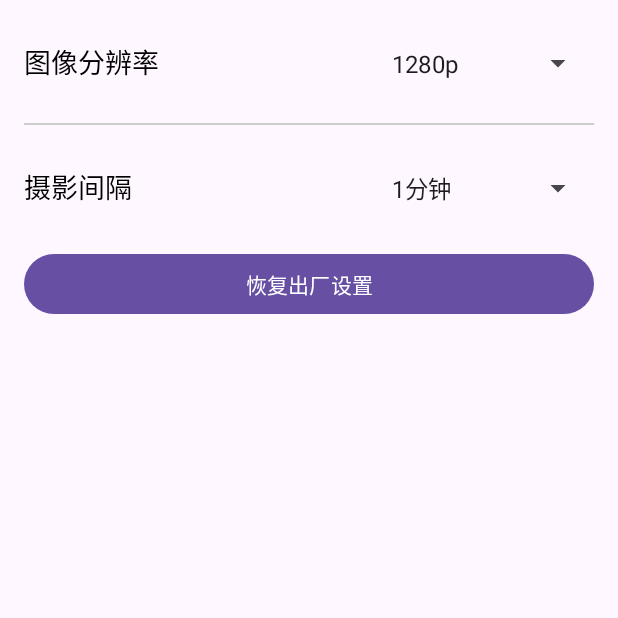
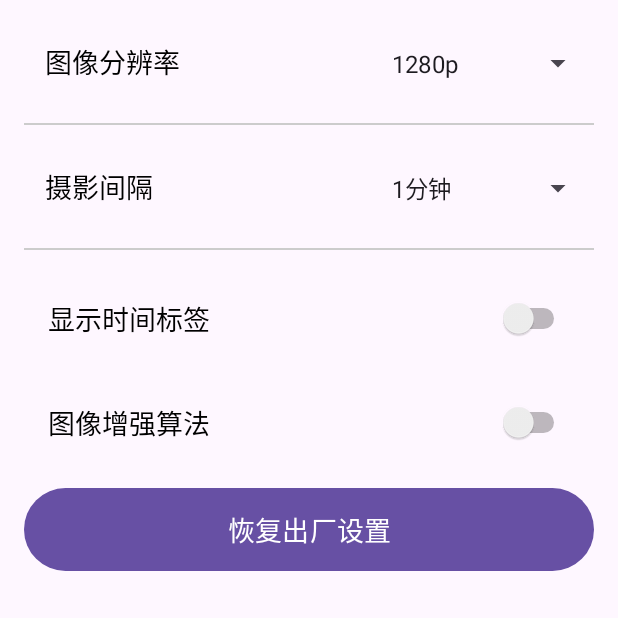
Before and after one commit to songy0424/Driving-Recorder, an Android app: the fragment SettingsFragment placed in its activity, on a phone screen of 412 x 824 dp, the top half of it. Run offline under Robolectric (Android 15) with nearby library versions, the phone set to English and light mode, and no system bars; libraries missing offline, so code that uses them is left out: jcifs.smb; 6 statements that could not run were skipped.

Commit message:
[code][app.setting]给app添加开启时间标签按键和开启图像增强算法按键

```diff
--- a/MyVideoApp/app/src/main/java/com/example/myvideoapp/SettingsFragment.java
+++ b/MyVideoApp/app/src/main/java/com/example/myvideoapp/SettingsFragment.java
@@ -9,6 +9,7 @@ import android.widget.AdapterView;
 import android.widget.ArrayAdapter;
 import android.widget.Button;
 import android.widget.Spinner;
+import android.widget.Switch;
 import android.widget.Toast;
 
 import androidx.annotation.NonNull;
@@ -22,14 +23,19 @@ public class SettingsFragment extends Fragment {
     private boolean isInitialized = false;
     private AdapterView.OnItemSelectedListener resolutionListener;
     private AdapterView.OnItemSelectedListener intervalListener;
+    private Switch switchTimestamp;
+    private Switch switchEnhancement;
 
     @Override
     public View onCreateView(LayoutInflater inflater, ViewGroup container, Bundle savedInstanceState) {
         View view = inflater.inflate(R.layout.fragment_settings, container, false);
 
         mainFragment = (MainFragment) requireActivity().getSupportFragmentManager().findFragmentByTag(MainFragment.class.getName());
+        switchTimestamp = view.findViewById(R.id.switchTimestamp);
+        switchEnhancement = view.findViewById(R.id.switchEnhancement);
         setupResolutionSpinner(view);
         setupIntervalSpinner(view);
+        setupSwitches();
         loadConfigAndSetSpinner(view);
         setupResetButton(view);
         isInitialized = true;
@@ -87,16 +93,36 @@ public class SettingsFragment extends Fragment {
         };
         spinner.setOnItemSelectedListener(intervalListener);
     }
+    private void setupSwitches() {
+        // 时间标签开关监听
+        switchTimestamp.setOnCheckedChangeListener((buttonView, isChecked) -> {
+            if (isInitialized && mainFragment != null) {
+                String command = "timestamp:" + (isChecked ? "on" : "off");
+                mainFragment.sendCommandToQt(command);
+            }
+        });
 
+        // 图像增强算法开关监听
+        switchEnhancement.setOnCheckedChangeListener((buttonView, isChecked) -> {
+            if (isInitialized && mainFragment != null) {
+                String command = "enhancement:" + (isChecked ? "on" : "off");
+                mainFragment.sendCommandToQt(command);
+            }
+        });
+    }
     private void loadConfigAndSetSpinner(View view) {
         new Thread(() -> {
             JSONObject config = SMBConfigReader.loadConfig(requireContext());
             try {
                 int resolutionIndex = config.getInt("resolution/index");
                 int interval = config.getInt("capture/interval");
+                boolean showTimestamp = config.getBoolean("display/showTimeStamp");
+                boolean useEnhancement = config.getBoolean("image/enhancement");
 
                 requireActivity().runOnUiThread(() -> {
                     setSpinnerSelection(resolutionIndex, interval, view);
+                    switchTimestamp.setChecked(showTimestamp);
+                    switchEnhancement.setChecked(useEnhancement);
                 });
             } catch (JSONException e) {
                 e.printStackTrace();
@@ -142,11 +168,11 @@ public class SettingsFragment extends Fragment {
                             // 发送恢复出厂设置命令
                             String command = "reset:factory";
                             mainFragment.sendCommandToQt(command);
-
-                            // 设置分辨率为 1280p
+                            // 重置所有控件
                             setSpinnerResolutionTo1280p(view);
-                            // 设置摄影间隔为 1 分钟
                             setSpinnerIntervalTo1Minute(view);
+                            switchTimestamp.setChecked(true); // 默认开启时间标签
+                            switchEnhancement.setChecked(false); // 默认关闭图像增强
                         }
                     })
                     .setNegativeButton("取消", null)
--- a/MyVideoApp/app/src/main/res/layout/fragment_settings.xml
+++ b/MyVideoApp/app/src/main/res/layout/fragment_settings.xml
@@ -20,7 +20,7 @@
             android:layout_height="50dp"
             android:layout_weight="5"
             android:gravity="center_vertical"
-            android:text="图像分辨率"
+            android:text="   图像分辨率"
             android:textColor="#000"
             android:textSize="18sp" />
 
@@ -35,7 +35,7 @@
     </LinearLayout>
 
     <View
-        android:id="@+id/divider2"
+        android:id="@+id/divider1"
         android:layout_width="match_parent"
         android:layout_height="1dp"
         android:layout_marginTop="16dp"
@@ -53,7 +53,7 @@
         android:orientation="horizontal"
         app:layout_constraintEnd_toEndOf="parent"
         app:layout_constraintStart_toStartOf="parent"
-        app:layout_constraintTop_toBottomOf="@id/divider2">
+        app:layout_constraintTop_toBottomOf="@id/divider1">
 
         <!-- 设置名称 -->
         <TextView
@@ -61,7 +61,7 @@
             android:layout_height="50dp"
             android:layout_weight="5"
             android:gravity="center_vertical"
-            android:text="摄影间隔"
+            android:text="   摄影间隔"
             android:textColor="#000"
             android:textSize="18sp" />
 
@@ -75,13 +75,80 @@
             android:entries="@array/photo_interval_options" />
     </LinearLayout>
 
+    <View
+        android:id="@+id/divider2"
+        android:layout_width="match_parent"
+        android:layout_height="1dp"
+        android:layout_marginTop="16dp"
+        android:layout_marginBottom="0dp"
+        android:background="#ccc"
+        app:layout_constraintEnd_toEndOf="parent"
+        app:layout_constraintStart_toStartOf="parent"
+        app:layout_constraintTop_toBottomOf="@id/setting2Layout" />
+    <!-- 第二组设置项：摄影间隔 -->
+
+    <FrameLayout
+        android:id="@+id/setting3Layout"
+        android:layout_width="match_parent"
+        android:layout_height="wrap_content"
+        android:orientation="horizontal"
+        android:layout_marginTop="16dp"
+        android:padding="16dp"
+        app:layout_constraintEnd_toEndOf="parent"
+        app:layout_constraintStart_toStartOf="parent"
+        app:layout_constraintTop_toBottomOf="@id/divider2">
+
+        <TextView
+            android:layout_width="wrap_content"
+            android:layout_height="wrap_content"
+            android:gravity="center_vertical"
+            android:text="显示时间标签"
+            android:textColor="#000"
+            android:textSize="18sp" />
+
+        <Switch
+            android:id="@+id/switchTimestamp"
+            android:layout_width="wrap_content"
+            android:layout_height="wrap_content"
+            android:layout_gravity="right|center_vertical"
+            android:layout_marginStart="20dp" />
+    </FrameLayout>
+
+    <FrameLayout
+        android:id="@+id/setting4Layout"
+        android:layout_width="match_parent"
+        android:layout_height="wrap_content"
+        android:orientation="horizontal"
+        android:layout_marginTop="10dp"
+        android:padding="16dp"
+        app:layout_constraintEnd_toEndOf="parent"
+        app:layout_constraintStart_toStartOf="parent"
+        app:layout_constraintTop_toBottomOf="@id/setting3Layout">
+
+        <TextView
+            android:layout_width="wrap_content"
+            android:layout_height="wrap_content"
+            android:gravity="center_vertical"
+            android:text="图像增强算法"
+            android:textColor="#000"
+            android:textSize="18sp" />
+
+        <Switch
+            android:id="@+id/switchEnhancement"
+            android:layout_width="wrap_content"
+            android:layout_height="wrap_content"
+            android:layout_gravity="right|center_vertical"
+            android:layout_marginStart="20dp" />
+    </FrameLayout>
     <Button
         android:id="@+id/resetButton"
         android:layout_width="match_parent"
         android:layout_height="wrap_content"
         android:text="恢复出厂设置"
-        android:layout_marginTop="16dp"
-        app:layout_constraintTop_toBottomOf="@id/setting2Layout"
+        android:layout_marginTop="10dp"
+        android:padding="14sp"
+        android:textSize="18sp"
+        app:layout_constraintTop_toBottomOf="@id/setting4Layout"
         app:layout_constraintStart_toStartOf="parent"
         app:layout_constraintEnd_toEndOf="parent"/>
 </androidx.constraintlayout.widget.ConstraintLayout>
```
Also changed, not shown: 1 other file.
